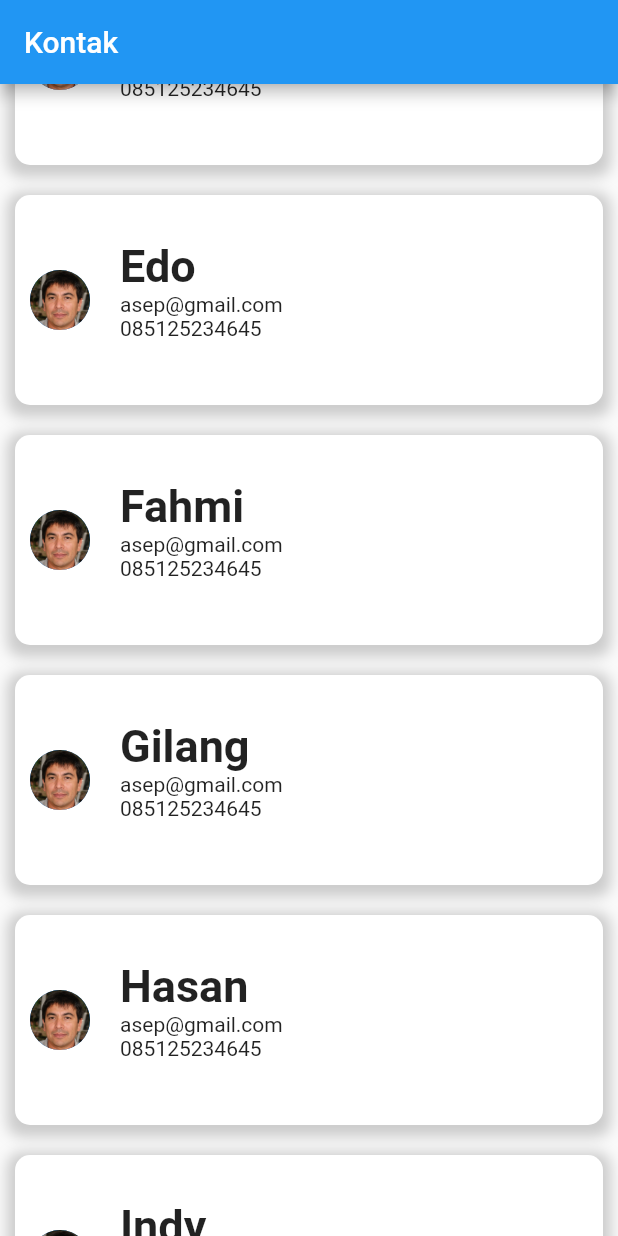
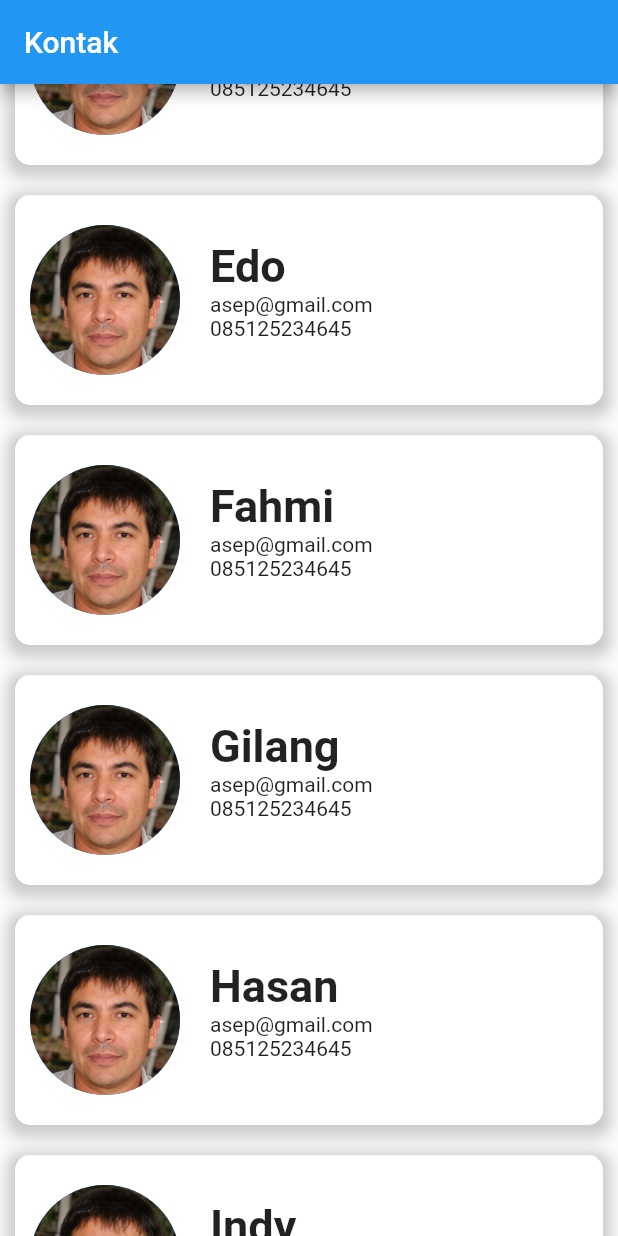
Before and after one commit to shiciro/contactflutter, a Flutter app: the screen it shows after launch, scrolled down 576 dp, on a phone screen of 412 x 824 dp. Run offline on Flutter 3.47's test engine with Material 2 defaults, Android fonts, the phone set to English and light mode, and no system bars.

Commit message:
Update main.dart

```diff
--- a/lib/main.dart
+++ b/lib/main.dart
@@ -43,7 +43,9 @@ class MyApp extends StatelessWidget {
             ),
             child: Row(
               children: [
-                CircleAvatar(backgroundImage: AssetImage('images/image.jpg'),),
+                CircleAvatar(
+                backgroundImage: AssetImage('images/image.jpg'),
+                radius: 50,),
                 Flexible(
                   fit: FlexFit.tight,
                 child: Container(
```
